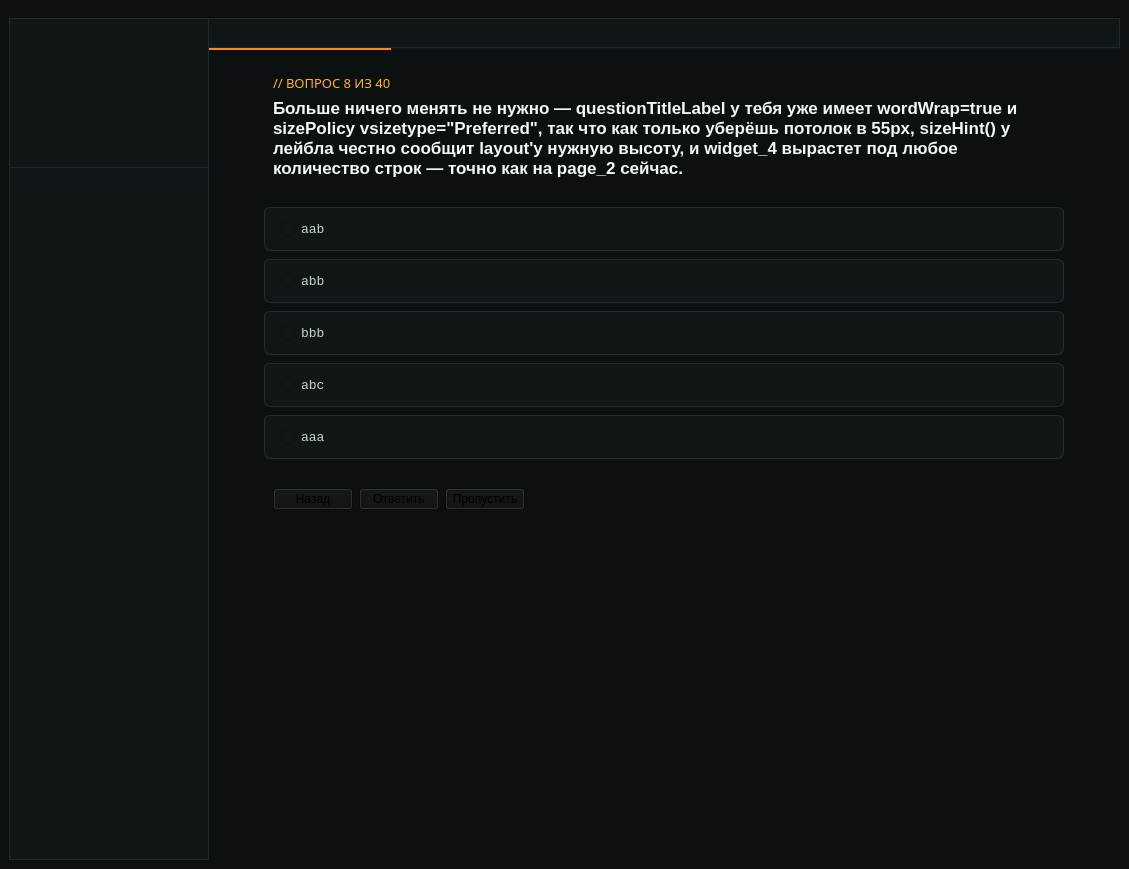
Before: the Qt Designer form src/mainwindow.ui in Krona-org/CodeForge, drawn with Qt 5.
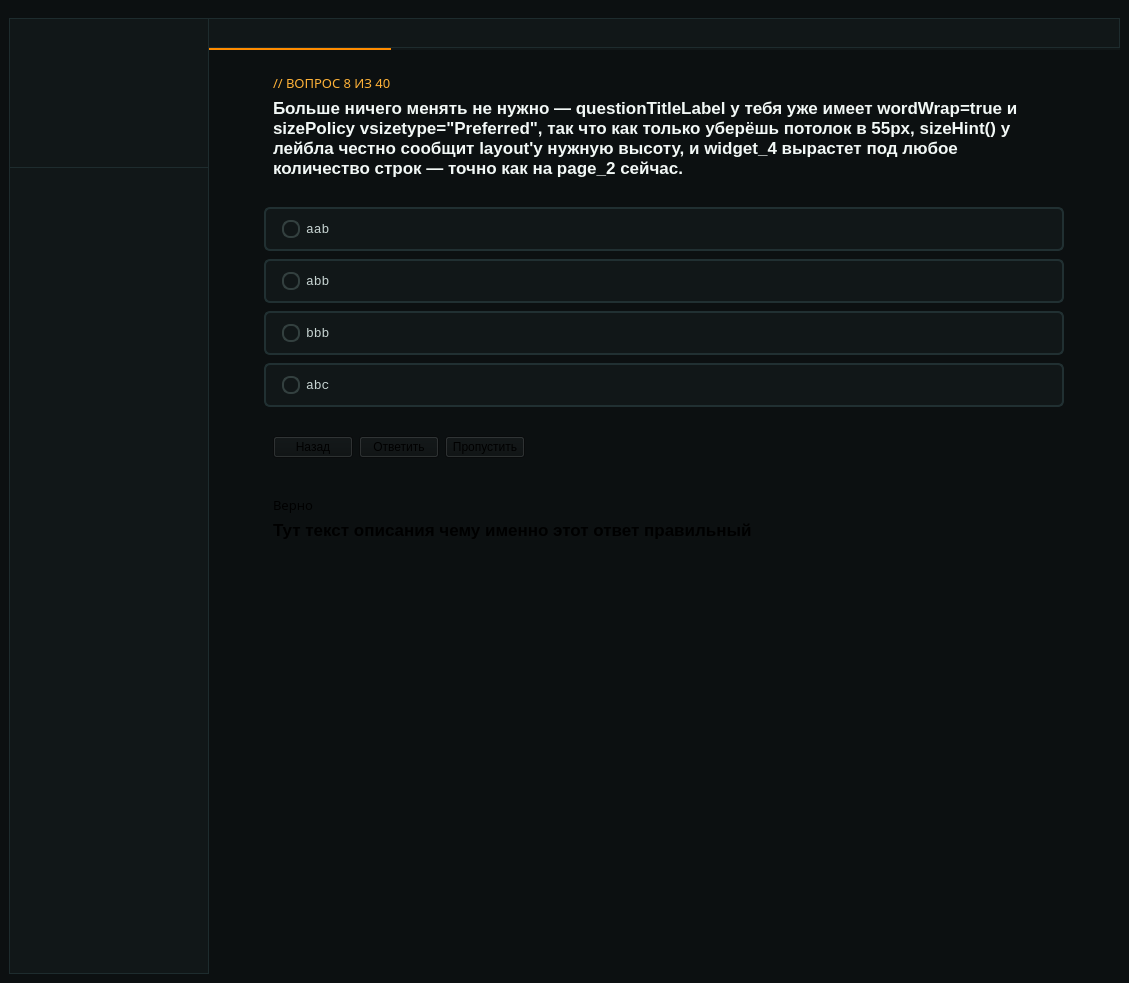
After: the same form once the commit is applied. The open tabs and pages were chosen to show the change. Custom widgets are drawn as their Qt base class.

```diff
--- a/src/mainwindow.ui
+++ b/src/mainwindow.ui
@@ -7,7 +7,7 @@
     <x>0</x>
     <y>0</y>
     <width>1129</width>
-    <height>869</height>
+    <height>983</height>
    </rect>
   </property>
   <property name="windowTitle">
@@ -720,270 +720,14 @@
                   <rect>
                    <x>0</x>
                    <y>0</y>
-                   <width>917</width>
-                   <height>777</height>
+                   <width>302</width>
+                   <height>810</height>
                   </rect>
                  </property>
                  <layout class="QGridLayout" name="gridLayout_6">
                   <property name="verticalSpacing">
                    <number>20</number>
                   </property>
-                  <item row="1" column="0">
-                   <widget class="QWidget" name="optionsWidget_2" native="true">
-                    <property name="sizePolicy">
-                     <sizepolicy hsizetype="Preferred" vsizetype="Fixed">
-                      <horstretch>0</horstretch>
-                      <verstretch>0</verstretch>
-                     </sizepolicy>
-                    </property>
-                    <property name="maximumSize">
-                     <size>
-                      <width>800</width>
-                      <height>16777215</height>
-                     </size>
-                    </property>
-                    <layout class="QVBoxLayout" name="optionsLayout_2">
-                     <property name="spacing">
-                      <number>8</number>
-                     </property>
-                     <property name="leftMargin">
-                      <number>0</number>
-                     </property>
-                     <property name="topMargin">
-                      <number>0</number>
-                     </property>
-                     <property name="rightMargin">
-                      <number>0</number>
-                     </property>
-                     <property name="bottomMargin">
-                      <number>0</number>
-                     </property>
-                     <item>
-                      <widget class="QRadioButton" name="optionRadio1_2">
-                       <property name="minimumSize">
-                        <size>
-                         <width>0</width>
-                         <height>44</height>
-                        </size>
-                       </property>
-                       <property name="maximumSize">
-                        <size>
-                         <width>800</width>
-                         <height>16777215</height>
-                        </size>
-                       </property>
-                       <property name="font">
-                        <font>
-                         <family>Consolas</family>
-                         <pointsize>10</pointsize>
-                        </font>
-                       </property>
-                       <property name="styleSheet">
-                        <string notr="true">QRadioButton {
-    background-color: rgb(17, 23, 24);
-    color: rgb(199, 212, 210);
-    border: 1px solid rgb(33, 48, 50);
-    border-radius: 6px;
-    padding-left: 16px;
-}
-QRadioButton:hover {
-    background-color: rgb(22, 30, 32);
-    border-color: rgb(51, 64, 63);
-}
-QRadioButton::indicator {
-    width: 14px;
-    height: 14px;
-}</string>
-                       </property>
-                       <property name="text">
-                        <string>aab</string>
-                       </property>
-                      </widget>
-                     </item>
-                     <item>
-                      <widget class="QRadioButton" name="optionRadio2_2">
-                       <property name="minimumSize">
-                        <size>
-                         <width>0</width>
-                         <height>44</height>
-                        </size>
-                       </property>
-                       <property name="maximumSize">
-                        <size>
-                         <width>800</width>
-                         <height>16777215</height>
-                        </size>
-                       </property>
-                       <property name="font">
-                        <font>
-                         <family>Consolas</family>
-                         <pointsize>10</pointsize>
-                        </font>
-                       </property>
-                       <property name="styleSheet">
-                        <string notr="true">QRadioButton {
-    background-color: rgb(17, 23, 24);
-    color: rgb(199, 212, 210);
-    border: 1px solid rgb(33, 48, 50);
-    border-radius: 6px;
-    padding-left: 16px;
-}
-QRadioButton:hover {
-    background-color: rgb(22, 30, 32);
-    border-color: rgb(51, 64, 63);
-}
-QRadioButton::indicator {
-    width: 14px;
-    height: 14px;
-}</string>
-                       </property>
-                       <property name="text">
-                        <string>abb</string>
-                       </property>
-                      </widget>
-                     </item>
-                     <item>
-                      <widget class="QRadioButton" name="optionRadio3_2">
-                       <property name="minimumSize">
-                        <size>
-                         <width>0</width>
-                         <height>44</height>
-                        </size>
-                       </property>
-                       <property name="maximumSize">
-                        <size>
-                         <width>800</width>
-                         <height>16777215</height>
-                        </size>
-                       </property>
-                       <property name="font">
-                        <font>
-                         <family>Consolas</family>
-                         <pointsize>10</pointsize>
-                        </font>
-                       </property>
-                       <property name="styleSheet">
-                        <string notr="true">QRadioButton {
-    background-color: rgb(17, 23, 24);
-    color: rgb(199, 212, 210);
-    border: 1px solid rgb(33, 48, 50);
-    border-radius: 6px;
-    padding-left: 16px;
-}
-QRadioButton:hover {
-    background-color: rgb(22, 30, 32);
-    border-color: rgb(51, 64, 63);
-}
-QRadioButton::indicator {
-    width: 14px;
-    height: 14px;
-}</string>
-                       </property>
-                       <property name="text">
-                        <string>bbb</string>
-                       </property>
-                      </widget>
-                     </item>
-                     <item>
-                      <widget class="QRadioButton" name="optionRadio4_2">
-                       <property name="minimumSize">
-                        <size>
-                         <width>0</width>
-                         <height>44</height>
-                        </size>
-                       </property>
-                       <property name="maximumSize">
-                        <size>
-                         <width>800</width>
-                         <height>16777215</height>
-                        </size>
-                       </property>
-                       <property name="font">
-                        <font>
-                         <family>Consolas</family>
-                         <pointsize>10</pointsize>
-                        </font>
-                       </property>
-                       <property name="styleSheet">
-                        <string notr="true">QRadioButton {
-    background-color: rgb(17, 23, 24);
-    color: rgb(199, 212, 210);
-    border: 1px solid rgb(33, 48, 50);
-    border-radius: 6px;
-    padding-left: 16px;
-}
-QRadioButton:hover {
-    background-color: rgb(22, 30, 32);
-    border-color: rgb(51, 64, 63);
-}
-QRadioButton::indicator {
-    width: 14px;
-    height: 14px;
-}</string>
-                       </property>
-                       <property name="text">
-                        <string>abc</string>
-                       </property>
-                      </widget>
-                     </item>
-                     <item>
-                      <widget class="QRadioButton" name="optionRadio5_2">
-                       <property name="minimumSize">
-                        <size>
-                         <width>0</width>
-                         <height>44</height>
-                        </size>
-                       </property>
-                       <property name="maximumSize">
-                        <size>
-                         <width>800</width>
-                         <height>16777215</height>
-                        </size>
-                       </property>
-                       <property name="font">
-                        <font>
-                         <family>Consolas</family>
-                         <pointsize>10</pointsize>
-                        </font>
-                       </property>
-                       <property name="styleSheet">
-                        <string notr="true">QRadioButton {
-    background-color: rgb(17, 23, 24);
-    color: rgb(199, 212, 210);
-    border: 1px solid rgb(33, 48, 50);
-    border-radius: 6px;
-    padding-left: 16px;
-}
-QRadioButton:hover {
-    background-color: rgb(22, 30, 32);
-    border-color: rgb(51, 64, 63);
-}
-QRadioButton::indicator {
-    width: 14px;
-    height: 14px;
-}</string>
-                       </property>
-                       <property name="text">
-                        <string>aaa</string>
-                       </property>
-                      </widget>
-                     </item>
-                    </layout>
-                   </widget>
-                  </item>
-                  <item row="3" column="0">
-                   <spacer name="verticalSpacer_2">
-                    <property name="orientation">
-                     <enum>Qt::Orientation::Vertical</enum>
-                    </property>
-                    <property name="sizeHint" stdset="0">
-                     <size>
-                      <width>20</width>
-                      <height>40</height>
-                     </size>
-                    </property>
-                   </spacer>
-                  </item>
                   <item row="0" column="0">
                    <widget class="QWidget" name="widget_5" native="true">
                     <property name="sizePolicy">
@@ -1055,6 +799,291 @@
                     </layout>
                    </widget>
                   </item>
+                  <item row="1" column="0">
+                   <widget class="QWidget" name="optionsWidget_2" native="true">
+                    <property name="sizePolicy">
+                     <sizepolicy hsizetype="Preferred" vsizetype="Fixed">
+                      <horstretch>0</horstretch>
+                      <verstretch>0</verstretch>
+                     </sizepolicy>
+                    </property>
+                    <property name="maximumSize">
+                     <size>
+                      <width>800</width>
+                      <height>16777215</height>
+                     </size>
+                    </property>
+                    <layout class="QVBoxLayout" name="optionsLayout_2">
+                     <property name="spacing">
+                      <number>8</number>
+                     </property>
+                     <property name="leftMargin">
+                      <number>0</number>
+                     </property>
+                     <property name="topMargin">
+                      <number>0</number>
+                     </property>
+                     <property name="rightMargin">
+                      <number>0</number>
+                     </property>
+                     <property name="bottomMargin">
+                      <number>0</number>
+                     </property>
+                     <item>
+                      <widget class="QRadioButton" name="optionRadio1_2">
+                       <property name="minimumSize">
+                        <size>
+                         <width>0</width>
+                         <height>44</height>
+                        </size>
+                       </property>
+                       <property name="maximumSize">
+                        <size>
+                         <width>800</width>
+                         <height>16777215</height>
+                        </size>
+                       </property>
+                       <property name="font">
+                        <font>
+                         <family>Consolas</family>
+                         <pointsize>10</pointsize>
+                        </font>
+                       </property>
+                       <property name="styleSheet">
+                        <string notr="true">QRadioButton {
+    background-color: rgb(17, 23, 24);
+    color: rgb(199, 212, 210);
+    border: 2px solid rgb(33, 48, 50);
+    border-radius: 6px;
+    padding-left: 16px;
+}
+
+QRadioButton:hover {
+    background-color: rgb(22, 30, 32);
+    border-color: rgb(51, 64, 63);
+}
+
+QRadioButton::indicator {
+    width: 14px;
+    height: 14px;
+    border-radius: 8px;
+    border: 2px solid rgb(51, 64, 63);
+    background-color: rgb(17, 23, 24);
+}
+
+QRadioButton::indicator:hover {
+}
+
+QRadioButton:checked {
+	background-color: rgb(29, 27, 20);
+    border: 2px solid rgb(229, 159, 50);
+}
+
+QRadioButton::indicator:checked {
+    width: 14px;
+    height: 14px;
+    border-radius: 8px;
+    background-color: rgb(255, 179, 57);
+    border: 2px solid rgb(190, 127, 0);
+}</string>
+                       </property>
+                       <property name="text">
+                        <string>aab</string>
+                       </property>
+                      </widget>
+                     </item>
+                     <item>
+                      <widget class="QRadioButton" name="optionRadio2_2">
+                       <property name="minimumSize">
+                        <size>
+                         <width>0</width>
+                         <height>44</height>
+                        </size>
+                       </property>
+                       <property name="maximumSize">
+                        <size>
+                         <width>800</width>
+                         <height>16777215</height>
+                        </size>
+                       </property>
+                       <property name="font">
+                        <font>
+                         <family>Consolas</family>
+                         <pointsize>10</pointsize>
+                        </font>
+                       </property>
+                       <property name="styleSheet">
+                        <string notr="true">QRadioButton {
+    background-color: rgb(17, 23, 24);
+    color: rgb(199, 212, 210);
+    border: 2px solid rgb(33, 48, 50);
+    border-radius: 6px;
+    padding-left: 16px;
+}
+
+QRadioButton:hover {
+    background-color: rgb(22, 30, 32);
+    border-color: rgb(51, 64, 63);
+}
+
+QRadioButton::indicator {
+    width: 14px;
+    height: 14px;
+    border-radius: 8px;
+    border: 2px solid rgb(51, 64, 63);
+    background-color: rgb(17, 23, 24);
+}
+
+QRadioButton::indicator:hover {
+}
+
+QRadioButton:checked {
+	background-color: rgb(29, 27, 20);
+    border: 2px solid rgb(229, 159, 50);
+}
+
+QRadioButton::indicator:checked {
+    width: 14px;
+    height: 14px;
+    border-radius: 8px;
+    background-color: rgb(255, 179, 57);
+    border: 2px solid rgb(190, 127, 0);
+}</string>
+                       </property>
+                       <property name="text">
+                        <string>abb</string>
+                       </property>
+                      </widget>
+                     </item>
+                     <item>
+                      <widget class="QRadioButton" name="optionRadio3_2">
+                       <property name="minimumSize">
+                        <size>
+                         <width>0</width>
+                         <height>44</height>
+                        </size>
+                       </property>
+                       <property name="maximumSize">
+                        <size>
+                         <width>800</width>
+                         <height>16777215</height>
+                        </size>
+                       </property>
+                       <property name="font">
+                        <font>
+                         <family>Consolas</family>
+                         <pointsize>10</pointsize>
+                        </font>
+                       </property>
+                       <property name="styleSheet">
+                        <string notr="true">QRadioButton {
+    background-color: rgb(17, 23, 24);
+    color: rgb(199, 212, 210);
+    border: 2px solid rgb(33, 48, 50);
+    border-radius: 6px;
+    padding-left: 16px;
+}
+
+QRadioButton:hover {
+    background-color: rgb(22, 30, 32);
+    border-color: rgb(51, 64, 63);
+}
+
+QRadioButton::indicator {
+    width: 14px;
+    height: 14px;
+    border-radius: 8px;
+    border: 2px solid rgb(51, 64, 63);
+    background-color: rgb(17, 23, 24);
+}
+
+QRadioButton::indicator:hover {
+}
+
+QRadioButton:checked {
+	background-color: rgb(29, 27, 20);
+    border: 2px solid rgb(229, 159, 50);
+}
+
+QRadioButton::indicator:checked {
+    width: 14px;
+    height: 14px;
+    border-radius: 8px;
+    background-color: rgb(255, 179, 57);
+    border: 2px solid rgb(190, 127, 0);
+}</string>
+                       </property>
+                       <property name="text">
+                        <string>bbb</string>
+                       </property>
+                      </widget>
+                     </item>
+                     <item>
+                      <widget class="QRadioButton" name="optionRadio4_2">
+                       <property name="minimumSize">
+                        <size>
+                         <width>0</width>
+                         <height>44</height>
+                        </size>
+                       </property>
+                       <property name="maximumSize">
+                        <size>
+                         <width>800</width>
+                         <height>16777215</height>
+                        </size>
+                       </property>
+                       <property name="font">
+                        <font>
+                         <family>Consolas</family>
+                         <pointsize>10</pointsize>
+                        </font>
+                       </property>
+                       <property name="styleSheet">
+                        <string notr="true">QRadioButton {
+    background-color: rgb(17, 23, 24);
+    color: rgb(199, 212, 210);
+    border: 2px solid rgb(33, 48, 50);
+    border-radius: 6px;
+    padding-left: 16px;
+}
+
+QRadioButton:hover {
+    background-color: rgb(22, 30, 32);
+    border-color: rgb(51, 64, 63);
+}
+
+QRadioButton::indicator {
+    width: 14px;
+    height: 14px;
+    border-radius: 8px;
+    border: 2px solid rgb(51, 64, 63);
+    background-color: rgb(17, 23, 24);
+}
+
+QRadioButton::indicator:hover {
+}
+
+QRadioButton:checked {
+	background-color: rgb(29, 27, 20);
+    border: 2px solid rgb(229, 159, 50);
+}
+
+QRadioButton::indicator:checked {
+    width: 14px;
+    height: 14px;
+    border-radius: 8px;
+    background-color: rgb(255, 179, 57);
+    border: 2px solid rgb(190, 127, 0);
+}</string>
+                       </property>
+                       <property name="text">
+                        <string>abc</string>
+                       </property>
+                      </widget>
+                     </item>
+                    </layout>
+                   </widget>
+                  </item>
                   <item row="2" column="0">
                    <widget class="QWidget" name="widget_7" native="true">
                     <property name="maximumSize">
@@ -1101,6 +1130,90 @@
                     </layout>
                    </widget>
                   </item>
+                  <item row="5" column="0">
+                   <spacer name="verticalSpacer_2">
+                    <property name="orientation">
+                     <enum>Qt::Orientation::Vertical</enum>
+                    </property>
+                    <property name="sizeHint" stdset="0">
+                     <size>
+                      <width>20</width>
+                      <height>40</height>
+                     </size>
+                    </property>
+                   </spacer>
+                  </item>
+                  <item row="4" column="0">
+                   <widget class="QWidget" name="widget_11" native="true">
+                    <property name="sizePolicy">
+                     <sizepolicy hsizetype="Preferred" vsizetype="Fixed">
+                      <horstretch>0</horstretch>
+                      <verstretch>0</verstretch>
+                     </sizepolicy>
+                    </property>
+                    <property name="maximumSize">
+                     <size>
+                      <width>800</width>
+                      <height>16777215</height>
+                     </size>
+                    </property>
+                    <layout class="QVBoxLayout" name="verticalLayout_6">
+                     <item>
+                      <widget class="QLabel" name="questionEyebrowLabel_5">
+                       <property name="sizePolicy">
+                        <sizepolicy hsizetype="Preferred" vsizetype="Fixed">
+                         <horstretch>0</horstretch>
+                         <verstretch>0</verstretch>
+                        </sizepolicy>
+                       </property>
+                       <property name="font">
+                        <font>
+                         <family>Noto Sans</family>
+                         <pointsize>10</pointsize>
+                        </font>
+                       </property>
+                       <property name="styleSheet">
+                        <string notr="true">QLabel#questionEyebrowLabel_3 {
+    color: rgb(255, 178, 56);
+    border: none;
+}</string>
+                       </property>
+                       <property name="text">
+                        <string>Верно</string>
+                       </property>
+                      </widget>
+                     </item>
+                     <item>
+                      <widget class="QLabel" name="questionTitleLabel_6">
+                       <property name="sizePolicy">
+                        <sizepolicy hsizetype="Preferred" vsizetype="Preferred">
+                         <horstretch>0</horstretch>
+                         <verstretch>0</verstretch>
+                        </sizepolicy>
+                       </property>
+                       <property name="font">
+                        <font>
+                         <pointsize>13</pointsize>
+                         <bold>true</bold>
+                        </font>
+                       </property>
+                       <property name="styleSheet">
+                        <string notr="true">QLabel#questionTitleLabel_4 {
+    color: rgb(242, 248, 246);
+    border: none;
+}</string>
+                       </property>
+                       <property name="text">
+                        <string>Тут текст описания чему именно этот ответ правильный </string>
+                       </property>
+                       <property name="wordWrap">
+                        <bool>true</bool>
+                       </property>
+                      </widget>
+                     </item>
+                    </layout>
+                   </widget>
+                  </item>
                  </layout>
                 </widget>
                </widget>
@@ -1836,6 +1949,11 @@
    <header>smoothscrollarea.h</header>
    <container>1</container>
   </customwidget>
+  <customwidget>
+   <class>BigCheckBox</class>
+   <extends>QCheckBox</extends>
+   <header>bigcheckbox.h</header>
+  </customwidget>
  </customwidgets>
  <resources>
   <include location="../resources.qrc"/>
```
Left out of the diff: 808 changed lines with no effect on the pictures.
